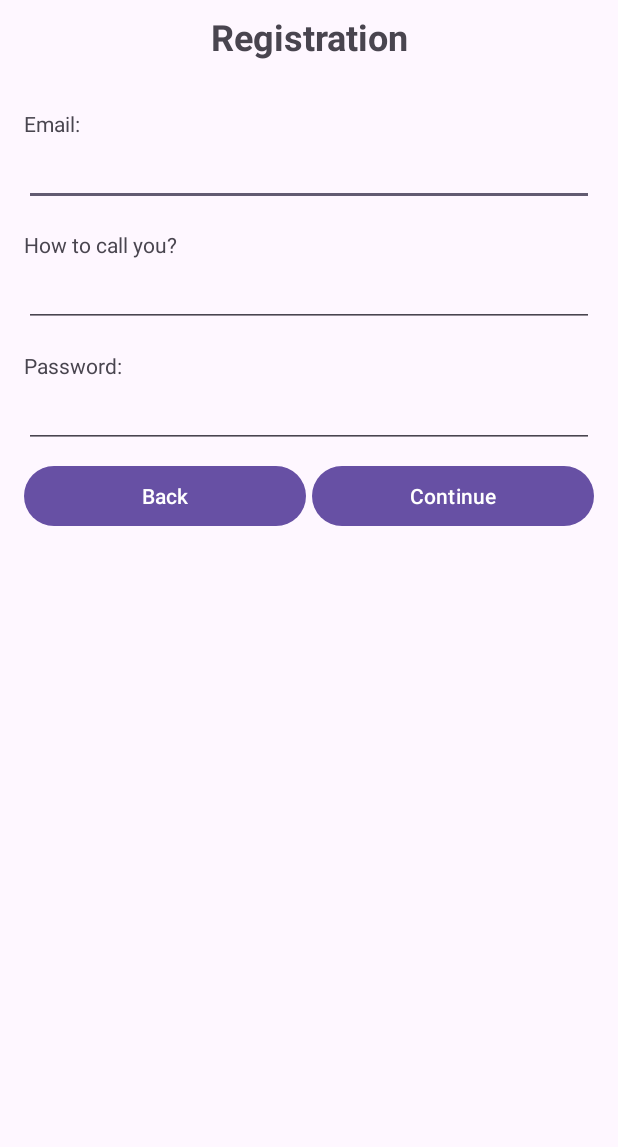
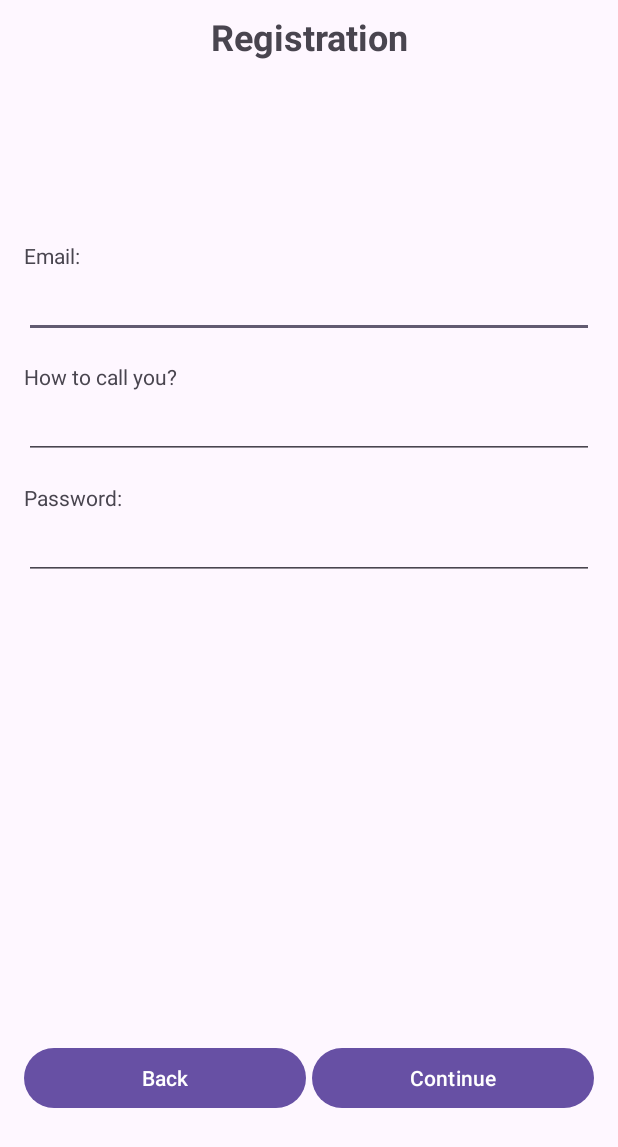
Before and after one commit to jdsal10/GroupProject, an Android app: the Registration screen opened directly, with no data from a screen before it, on a phone screen of 412 x 824 dp. Shown: the top 1147 px of the screen. Run offline under Robolectric (Android 15) with nearby library versions, the phone set to English and light mode, and no system bars.

Commit message:
Fixed the Reg page layout to keep the title and buttons at the same place

```diff
--- a/app/src/main/res/layout/activity_registration.xml
+++ b/app/src/main/res/layout/activity_registration.xml
@@ -14,7 +14,8 @@
     <TextView
         android:id="@+id/header"
         android:layout_width="match_parent"
-        android:layout_height="wrap_content"
+        android:layout_height="0dp"
+        android:layout_weight="0.15"
         android:text="Registration"
         android:textAlignment="center"
         android:textSize="24sp"
@@ -23,7 +24,8 @@
     <LinearLayout
         android:id="@+id/p1"
         android:layout_width="match_parent"
-        android:layout_height="wrap_content"
+        android:layout_height="0dp"
+        android:layout_weight="0.7"
         android:orientation="vertical"
         android:visibility="gone">
 
@@ -101,14 +103,15 @@
     <LinearLayout
         android:id="@+id/p2"
         android:layout_width="match_parent"
-        android:layout_height="wrap_content"
+        android:layout_height="0dp"
+        android:layout_weight="0.7"
         android:orientation="vertical"
         android:visibility="gone">
 
         <LinearLayout
             android:id="@+id/dobGroup"
             android:layout_width="match_parent"
-            android:layout_height="match_parent"
+            android:layout_height="wrap_content"
             android:layout_marginTop="32dp"
             android:layout_marginBottom="8dp"
             android:orientation="vertical">
@@ -130,7 +133,7 @@
         <LinearLayout
             android:id="@+id/sexGroup"
             android:layout_width="match_parent"
-            android:layout_height="match_parent"
+            android:layout_height="wrap_content"
             android:layout_marginTop="8dp"
             android:layout_marginBottom="8dp"
             android:orientation="vertical">
@@ -167,7 +170,7 @@
         <LinearLayout
             android:id="@+id/heightGroup"
             android:layout_width="match_parent"
-            android:layout_height="match_parent"
+            android:layout_height="wrap_content"
             android:layout_marginTop="8dp"
             android:layout_marginBottom="8dp"
             android:orientation="vertical">
@@ -189,7 +192,7 @@
         <LinearLayout
             android:id="@+id/weightGroup"
             android:layout_width="match_parent"
-            android:layout_height="match_parent"
+            android:layout_height="wrap_content"
             android:layout_marginTop="8dp"
             android:layout_marginBottom="8dp"
             android:orientation="vertical">
@@ -213,7 +216,8 @@
     <LinearLayout
         android:id="@+id/p3"
         android:layout_width="match_parent"
-        android:layout_height="wrap_content"
+        android:layout_height="0dp"
+        android:layout_weight="0.7"
         android:orientation="vertical"
         android:visibility="gone">
 
@@ -271,7 +275,8 @@
     <LinearLayout
         android:id="@+id/buttons"
         android:layout_width="match_parent"
-        android:layout_height="wrap_content"
+        android:layout_height="0dp"
+        android:layout_weight="0.15"
         android:orientation="horizontal">
 
         <Button
```
